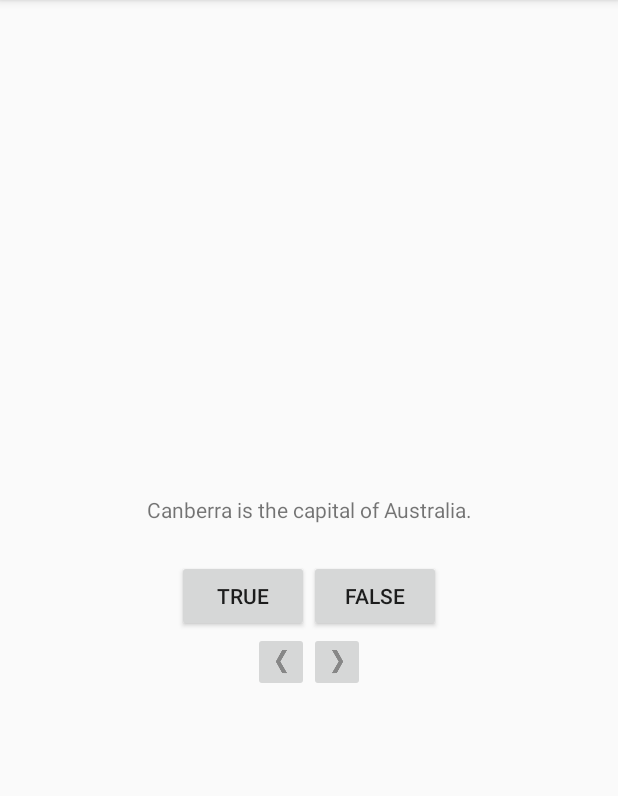
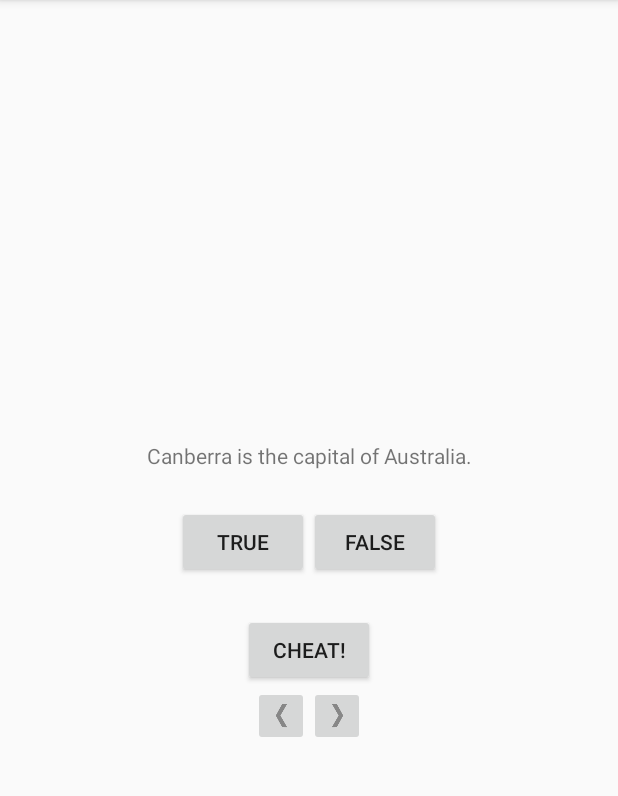
Before and after one commit to Farma20/GeoQuiz-mobile, an Android app: the screen it shows after launch (MainActivity), on a phone screen of 412 x 824 dp, the part 84-880 px from its top. Run offline under Robolectric (Android 15) with nearby library versions, the phone set to English and light mode, and no system bars.

Commit message:
Создание новой activity (CheatActivity) и ее вызов через MainActivity, создание xml и обновление string ресурсов для новой activity

```diff
--- a/app/build.gradle
+++ b/app/build.gradle
@@ -37,6 +37,9 @@ dependencies {
     implementation 'com.android.support:appcompat-v7:28.0.0'
     implementation 'com.android.support.constraint:constraint-layout:2.0.4'
     implementation 'androidx.lifecycle:lifecycle-extensions:2.2.0'
+    implementation 'androidx.appcompat:appcompat:1.5.1'
+    implementation 'com.google.android.material:material:1.4.+'
+    implementation 'androidx.constraintlayout:constraintlayout:2.1.3'
     testImplementation 'junit:junit:4.13.2'
     androidTestImplementation 'com.android.support.test:runner:1.0.2'
     androidTestImplementation 'com.android.support.test.espresso:espresso-core:3.0.2'
--- a/app/src/main/java/com/bignerdranch/android/geomain/MainActivity.kt
+++ b/app/src/main/java/com/bignerdranch/android/geomain/MainActivity.kt
@@ -1,5 +1,7 @@
 package com.bignerdranch.android.geomain
 
+import android.content.Context
+import android.content.Intent
 import androidx.appcompat.app.AppCompatActivity
 import android.os.Bundle
 import android.util.Log
@@ -17,16 +19,19 @@ private const val KEY_INDEX = "index"
 
 class MainActivity : AppCompatActivity() {
 
-    // Создание переменных, в которых будуд лежать кнопки
+    // Создание переменных, в которых будут лежать кнопки
     // lateinit обещает JVM, что мы инициализируем эту переменную
     private lateinit var trueButton: Button
     private lateinit var falseButton: Button
+    private lateinit var cheatButton:Button
     private lateinit var nextButton: ImageButton
     private lateinit var prevButton: ImageButton
     private lateinit var questionTextView: TextView
     private var selectQuestion: Boolean = false
     private var right_answers: Float = 0.0f
 
+    //подключаем ViewModel к проекту для хранения информации
+    // при уничтожении activity
     //Ленивая инициализация quizViewModel
     private val quizViewModel: QuizViewModel by lazy {
         ViewModelProvider(this).get(QuizViewModel::class.java)
@@ -40,12 +45,10 @@ class MainActivity : AppCompatActivity() {
 
         setContentView(R.layout.activity_main)
 
-        //подключаем ViewModel к проекту для хранения информации
-        // при уничтожении activity
-
         // Достаем виджеты по их id, описанному в xml
         trueButton = findViewById(R.id.true_button)
         falseButton = findViewById(R.id.false_button)
+        cheatButton = findViewById(R.id.cheat_button)
         nextButton = findViewById(R.id.next_button)
         prevButton = findViewById(R.id.previous_button)
         questionTextView = findViewById(R.id.question_text_view)
@@ -57,7 +60,6 @@ class MainActivity : AppCompatActivity() {
         trueButton.setOnClickListener{view: View ->
             //Создаем всплывающее окно с текстом (Toast) при нажатии
             checkAnswer(true)
-
         }
 
         falseButton.setOnClickListener{ view: View ->
@@ -67,16 +69,22 @@ class MainActivity : AppCompatActivity() {
         nextButton.setOnClickListener { view: View ->
             //Изменяеи idx при нажатии на next
             quizViewModel.moveToNext()
-
             selectQuestion = false
-
             updateQuestion()
         }
 
         prevButton.setOnClickListener { view: View ->
-
             quizViewModel.moveToPrevious()
             updateQuestion()
+        }
+
+        cheatButton.setOnClickListener { view:View ->
+            //Создаем новую activity через эту
+            //создаем интент, где мы говорим ОС какую activity открывать
+            var intent = Intent(this, CheatActivity::class.java)
+
+            //Запускаем новую activity
+            startActivity(intent)
         }
 
        updateQuestion()
@@ -123,6 +131,8 @@ class MainActivity : AppCompatActivity() {
 
     //Достаем idx актуального вопроса и вставляем его в виджет
     private fun updateQuestion(){
+//        Log.d(TAG, "exception", Exception())
+
         questionTextView.setText(quizViewModel.currentQuestionText)
     }
 
--- a/app/src/main/res/layout-land/activity_main.xml
+++ b/app/src/main/res/layout-land/activity_main.xml
@@ -33,6 +33,15 @@
 
     </LinearLayout>
 
+    <Button
+        android:id="@+id/cheat_button"
+        android:layout_gravity="center_horizontal|bottom"
+        android:layout_width="wrap_content"
+        android:layout_height="wrap_content"
+        android:layout_marginTop="24dp"
+        android:text="@string/cheat_button"
+        />
+
 
     <ImageButton
         android:id="@+id/previous_button"
--- a/app/src/main/res/layout/activity_main.xml
+++ b/app/src/main/res/layout/activity_main.xml
@@ -34,7 +34,12 @@
             android:text="@string/false_button" />
 
     </LinearLayout>
-
+    <Button
+        android:id="@+id/cheat_button"
+        android:layout_width="wrap_content"
+        android:layout_height="wrap_content"
+        android:layout_marginTop="24dp"
+        android:text="@string/cheat_button"/>
     <LinearLayout
         android:layout_width="wrap_content"
         android:layout_height="wrap_content"
--- a/app/src/main/res/values/strings.xml
+++ b/app/src/main/res/values/strings.xml
@@ -14,4 +14,8 @@
     <string name="previous_button">Prev</string>
     <string name="correct_toast">Correct!</string>
     <string name="incorrect_toast">Incorrect!</string>
+    <string name="warning_text">Are you sure you wont to do this</string>
+    <string name="show_answer_button">Show Answer</string>
+    <string name="cheat_button">Cheat!</string>
+    <string name="judgment_toast">Cheating is wrong</string>
 </resources>
```
Also changed, not shown: app/src/main/AndroidManifest.xml (+7 -0 lines), app/src/main/java/com/bignerdranch/android/geomain/CheatActivity.kt (added, +11 -0 lines), app/src/main/res/layout/activity_cheat.xml (added, +32 -0 lines).
